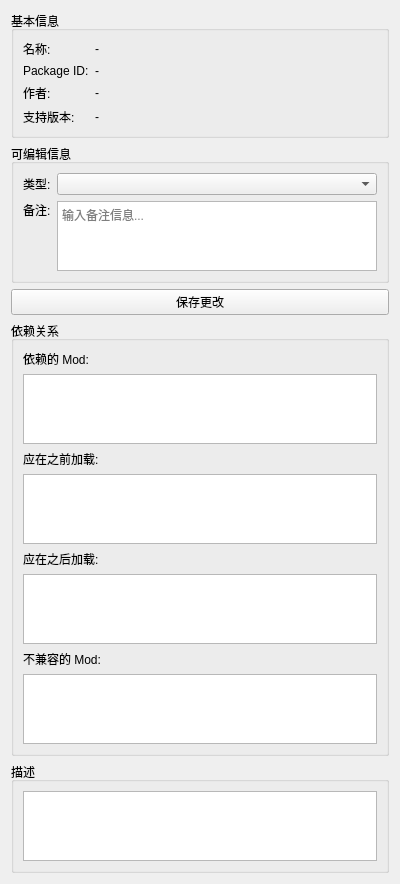
Qt form src/ui/ModDetailPanel.ui (Artorias501/EasyRimWorldModManager) before a commit.
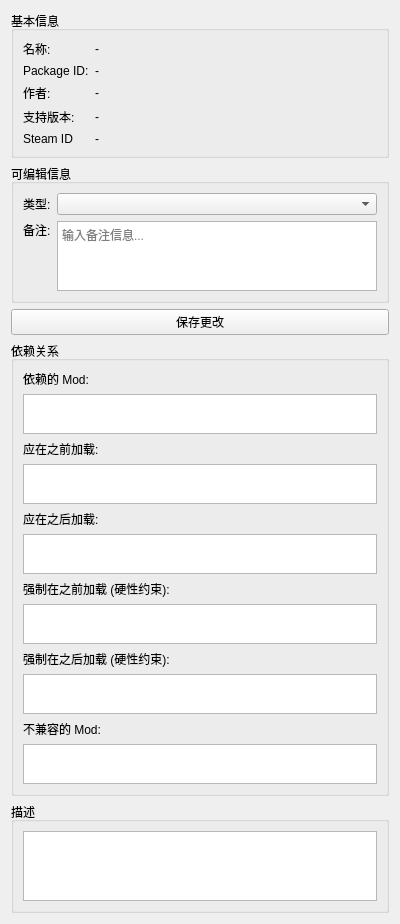
The same form after that commit.

Diff of the .ui file:
```diff
--- a/src/ui/ModDetailPanel.ui
+++ b/src/ui/ModDetailPanel.ui
@@ -97,6 +97,20 @@
         </property>
        </widget>
       </item>
+      <item row="4" column="0">
+       <widget class="QLabel" name="steamIdLabel">
+        <property name="text">
+         <string>Steam ID</string>
+        </property>
+       </widget>
+      </item>
+      <item row="4" column="1">
+       <widget class="QLabel" name="steamIdValue">
+        <property name="text">
+         <string>-</string>
+        </property>
+       </widget>
+      </item>
      </layout>
     </widget>
    </item>
@@ -132,6 +146,12 @@
       </item>
       <item row="1" column="1">
        <widget class="QTextEdit" name="remarkTextEdit">
+        <property name="maximumSize">
+         <size>
+          <width>16777215</width>
+          <height>80</height>
+         </size>
+        </property>
         <property name="sizeAdjustPolicy">
          <enum>QAbstractScrollArea::SizeAdjustPolicy::AdjustToContents</enum>
         </property>
@@ -174,7 +194,20 @@
        </widget>
       </item>
       <item>
-       <widget class="QListWidget" name="dependenciesList"/>
+       <widget class="QListWidget" name="dependenciesList">
+        <property name="minimumSize">
+         <size>
+          <width>0</width>
+          <height>40</height>
+         </size>
+        </property>
+        <property name="maximumSize">
+         <size>
+          <width>16777215</width>
+          <height>200</height>
+         </size>
+        </property>
+       </widget>
       </item>
       <item>
        <widget class="QLabel" name="loadBeforeLabel">
@@ -184,7 +217,20 @@
        </widget>
       </item>
       <item>
-       <widget class="QListWidget" name="loadBeforeList"/>
+       <widget class="QListWidget" name="loadBeforeList">
+        <property name="minimumSize">
+         <size>
+          <width>0</width>
+          <height>40</height>
+         </size>
+        </property>
+        <property name="maximumSize">
+         <size>
+          <width>16777215</width>
+          <height>200</height>
+         </size>
+        </property>
+       </widget>
       </item>
       <item>
        <widget class="QLabel" name="loadAfterLabel">
@@ -194,7 +240,66 @@
        </widget>
       </item>
       <item>
-       <widget class="QListWidget" name="loadAfterList"/>
+       <widget class="QListWidget" name="loadAfterList">
+        <property name="minimumSize">
+         <size>
+          <width>0</width>
+          <height>40</height>
+         </size>
+        </property>
+        <property name="maximumSize">
+         <size>
+          <width>16777215</width>
+          <height>200</height>
+         </size>
+        </property>
+       </widget>
+      </item>
+      <item>
+       <widget class="QLabel" name="forceLoadBeforeLabel">
+        <property name="text">
+         <string>强制在之前加载 (硬性约束):</string>
+        </property>
+       </widget>
+      </item>
+      <item>
+       <widget class="QListWidget" name="forceLoadBeforeList">
+        <property name="minimumSize">
+         <size>
+          <width>0</width>
+          <height>40</height>
+         </size>
+        </property>
+        <property name="maximumSize">
+         <size>
+          <width>16777215</width>
+          <height>200</height>
+         </size>
+        </property>
+       </widget>
+      </item>
+      <item>
+       <widget class="QLabel" name="forceLoadAfterLabel">
+        <property name="text">
+         <string>强制在之后加载 (硬性约束):</string>
+        </property>
+       </widget>
+      </item>
+      <item>
+       <widget class="QListWidget" name="forceLoadAfterList">
+        <property name="minimumSize">
+         <size>
+          <width>0</width>
+          <height>40</height>
+         </size>
+        </property>
+        <property name="maximumSize">
+         <size>
+          <width>16777215</width>
+          <height>200</height>
+         </size>
+        </property>
+       </widget>
       </item>
       <item>
        <widget class="QLabel" name="incompatibleLabel">
@@ -204,7 +309,20 @@
        </widget>
       </item>
       <item>
-       <widget class="QListWidget" name="incompatibleList"/>
+       <widget class="QListWidget" name="incompatibleList">
+        <property name="minimumSize">
+         <size>
+          <width>0</width>
+          <height>40</height>
+         </size>
+        </property>
+        <property name="maximumSize">
+         <size>
+          <width>16777215</width>
+          <height>200</height>
+         </size>
+        </property>
+       </widget>
       </item>
      </layout>
     </widget>
```
